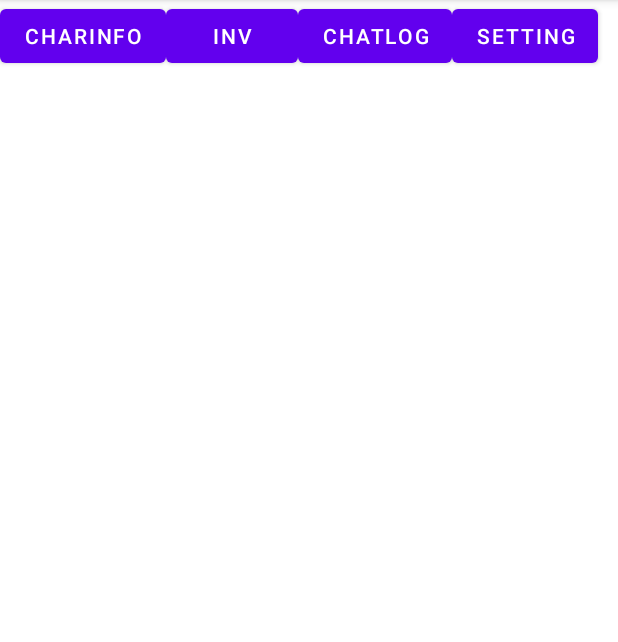
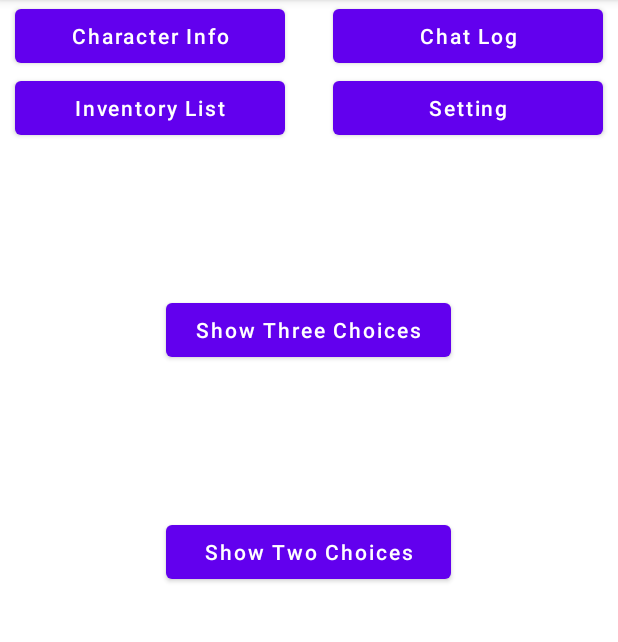
Before and after one commit to tinkerjyc/Elysium-Adventure, an Android app: the screen it shows after launch (TopButtonActivity), on a phone screen of 412 x 824 dp, the part 84-726 px from its top. Run offline under Robolectric (Android 15) with nearby library versions, the phone set to English and light mode, and no system bars; our stand-ins replace Firebase (no records; nobody signed in at launch, a user with empty details on screens opened directly).

Commit message:
Add two and three choices frame.

```diff
--- a/app/build.gradle
+++ b/app/build.gradle
@@ -38,6 +38,8 @@ dependencies {
     implementation 'com.google.firebase:firebase-database:20.0.4'
     implementation 'androidx.constraintlayout:constraintlayout:2.1.3'
     implementation 'androidx.preference:preference:1.1.1'
+    implementation 'androidx.navigation:navigation-fragment:2.3.5'
+    implementation 'androidx.navigation:navigation-ui:2.3.5'
     testImplementation 'junit:junit:4.13.2'
     androidTestImplementation 'androidx.test.ext:junit:1.1.3'
     androidTestImplementation 'androidx.test.espresso:espresso-core:3.4.0'
--- a/app/src/main/AndroidManifest.xml
+++ b/app/src/main/AndroidManifest.xml
@@ -9,6 +9,7 @@
         android:roundIcon="@mipmap/ic_launcher_round"
         android:supportsRtl="true"
         android:theme="@style/Theme.ElysiumAdventure">
+
         <activity
             android:name=".SettingsActivity"
             android:exported="false"
--- a/app/src/main/res/layout/activity_top_button.xml
+++ b/app/src/main/res/layout/activity_top_button.xml
@@ -7,39 +7,77 @@
     android:background="@color/white"
     android:theme="@style/ThemeOverlay.ElysiumAdventure.FullscreenContainer"
     tools:context=".TopButtonActivity"
-    android:id="@+id/topBtnFrame">
+    android:id="@+id/topBtnFrame"
+    >
 
         <LinearLayout
             android:layout_width="match_parent"
-        android:layout_height="match_parent">
+            android:layout_height="match_parent"
+            android:orientation="vertical">
+
             <Button
                 android:id="@+id/character_info"
-        android:layout_width="wrap_content"
+                android:layout_width="180dp"
                 android:layout_height="wrap_content"
-        android:text="CharInfo"
-        android:onClick="onClickCharacterInfoButton"/>
+                android:layout_marginLeft="10dp"
+                android:onClick="onClickCharacterInfoButton"
+                android:text="Character Info"
+                android:textAllCaps="false" />
 
             <Button
                 android:id="@+id/stop_progress"
-        android:layout_width="wrap_content"
+                android:layout_width="180dp"
+                android:layout_marginLeft="10dp"
                 android:layout_height="wrap_content"
-        android:text="Inv"
-        android:onClick="onClickInventoryButton"/>
+                android:onClick="onClickInventoryButton"
+                android:text="Inventory List"
+                android:textAllCaps="false"/>
 
             <Button
-            android:id="@+id/remove_actions"
-            android:layout_width="wrap_content"
+                android:id="@+id/showThreeChoice"
+                android:layout_width="190dp"
                 android:layout_height="wrap_content"
-            android:text="ChatLog"
-            android:onClick="onclickChatLogbutton"/>
+                android:layout_gravity="center"
+                android:layout_marginTop="100dp"
+                android:text="Show Three Choices"
+                android:textAllCaps="false" />
 
             <Button
-            android:id="@+id/settingbtn"
-            android:layout_width="wrap_content"
+                android:id="@+id/showTwoChoice"
+                android:layout_width="190dp"
                 android:layout_height="wrap_content"
-            android:text="setting" />
+                android:layout_gravity="center"
+                android:layout_marginTop="100dp"
+                android:text="Show Two Choices"
+                android:textAllCaps="false" />
 
 
         </LinearLayout>
 
+        <LinearLayout
+            android:layout_width="match_parent"
+            android:layout_height="match_parent"
+            android:orientation="vertical">
+
+            <Button
+                android:id="@+id/remove_actions"
+                android:layout_width="180dp"
+                android:layout_height="wrap_content"
+                android:layout_marginRight="10dp"
+                android:onClick="onclickChatLogbutton"
+                android:text="Chat Log"
+                android:layout_gravity="right"
+                android:textAllCaps="false"/>
+
+            <Button
+                android:id="@+id/settingbtn"
+                android:layout_width="180dp"
+                android:layout_height="wrap_content"
+                android:layout_marginRight="10dp"
+                android:text="Setting"
+                android:layout_gravity="right"
+                android:textAllCaps="false"/>
+
+        </LinearLayout>
+
 </FrameLayout>
```
Also changed, not shown: app/src/main/java/neu/madm/awesome/OptionReaderOnClickListener.java (added, +39 -0 lines), app/src/main/java/neu/madm/awesome/TopButtonActivity.java (+55 -5 lines), app/src/main/res/layout/activity_three_choice.xml (added, +36 -0 lines), app/src/main/res/layout/activity_two_choice.xml (added, +27 -0 lines), app/src/main/res/values/strings.xml (+9 -0 lines), app/src/main/res/values/themes.xml (+9 -0 lines). Lines whose indentation alone changed are shown as unchanged.
